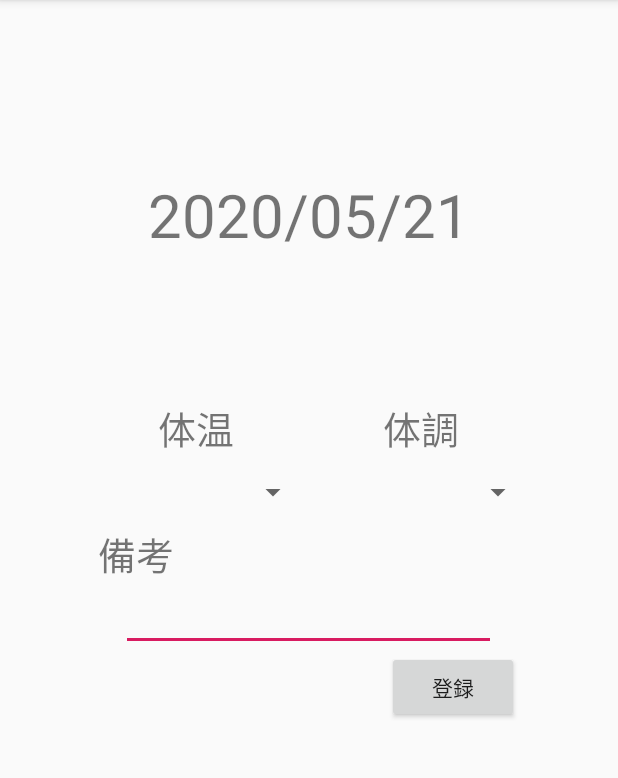
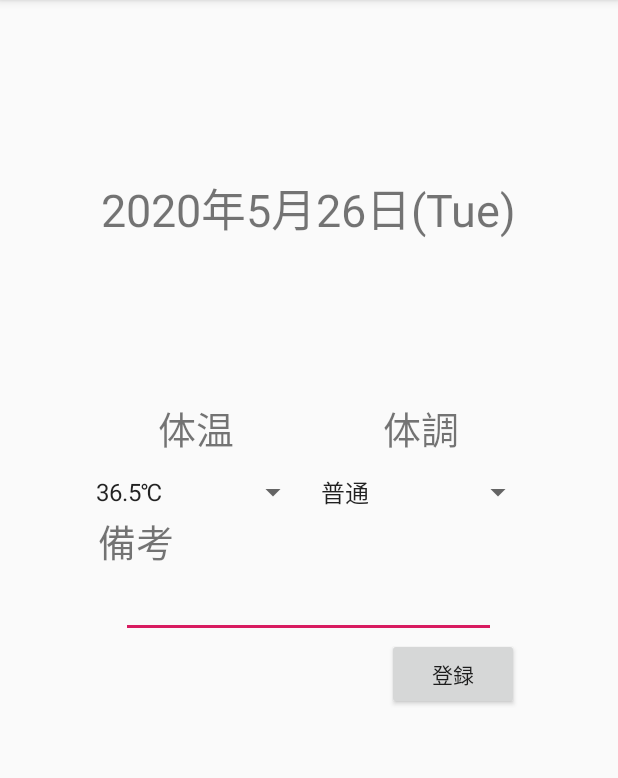
Before and after one commit to i-k-kinoshita/Original_App, an Android app: the ConditionSendActivity screen opened directly, with no data from a screen before it, on a phone screen of 412 x 824 dp, the part 84-862 px from its top. Run offline under Robolectric (Android 15) with nearby library versions, the phone set to English and light mode, and no system bars; our stand-ins replace Firebase (no records; nobody signed in at launch, a user with empty details on screens opened directly).

Commit message:
ListView表示

```diff
--- a/app/src/main/AndroidManifest.xml
+++ b/app/src/main/AndroidManifest.xml
@@ -9,7 +9,8 @@
         android:roundIcon="@mipmap/ic_launcher_round"
         android:supportsRtl="true"
         android:theme="@style/AppTheme">
-        <activity android:name=".CreateAccountActivity"></activity>
+        <activity android:name=".ReportListActivity"></activity>
+        <activity android:name=".CreateAccountActivity" />
         <activity android:name=".ConditionSendActivity" />
         <activity android:name=".MainActivity" />
         <activity android:name=".LoginActivity">
--- a/app/src/main/java/jp/original_app/ConditionSendActivity.kt
+++ b/app/src/main/java/jp/original_app/ConditionSendActivity.kt
@@ -2,11 +2,81 @@ package jp.original_app
 
 import android.support.v7.app.AppCompatActivity
 import android.os.Bundle
+import android.widget.ArrayAdapter
+import kotlinx.android.synthetic.main.activity_condition_send.*
+import android.support.design.widget.Snackbar
+import android.util.Log
+import android.view.View
+import com.google.firebase.auth.FirebaseAuth
+import com.google.firebase.database.FirebaseDatabase
+import java.util.*
+import java.text.SimpleDateFormat
+
+
+
+
+
 
 class ConditionSendActivity : AppCompatActivity() {
 
     override fun onCreate(savedInstanceState: Bundle?) {
         super.onCreate(savedInstanceState)
         setContentView(R.layout.activity_condition_send)
+
+        // 現在時刻の取得
+        val cal = Calendar.getInstance()
+        val sdf = SimpleDateFormat("yyyy年M月dd日(E)")
+        val date = sdf.format(cal.time)
+
+
+        day.text = date
+
+
+        var temperaturelist = listOf("35.5℃以下","35.6℃","35.7℃","35.8℃","35.9℃","36.0℃"
+            ,"36.1℃","36.2℃","36.3℃","36.4℃","36.5℃","36.6℃","36.7℃","36.8℃","36.9℃","37.0℃"
+            ,"37.1℃","37.2℃","37.3℃","37.4℃","37.5℃","37.6℃","37.7℃","37.8℃","37.9℃","38.0℃以上")
+        var conditionlist = listOf("良い","普通","悪い")
+
+        //アダプターを設定
+        val temperatureadapter = ArrayAdapter<String>(
+            this,
+            android.R.layout.simple_spinner_item,
+            temperaturelist
+        )
+        val conditionadapter = ArrayAdapter<String>(
+            this,
+            android.R.layout.simple_spinner_item,
+            conditionlist
+        )
+        temperature_spinner.adapter = temperatureadapter
+        temperature_spinner.setSelection(10)
+        condition_spinner.adapter = conditionadapter
+        condition_spinner.setSelection(1)
+
+
+        send_button.setOnClickListener{
+            val temperature = temperature_spinner.selectedItem.toString()
+            val condition = condition_spinner.selectedItem.toString()
+            val remark = remark_editText.text.toString()
+
+            val user = FirebaseAuth.getInstance().currentUser
+            val databaseReference = FirebaseDatabase.getInstance().reference
+            val reportReference = databaseReference.child(UsersPATH).child(user!!.uid).child(reportPATH).child(date)
+
+            val data = HashMap<String, String>()
+
+            data["temperature"] = temperature
+            data["condition"] = condition
+            data["remark"] = remark
+
+            reportReference.setValue(data)
+
+            val view = findViewById<View>(android.R.id.content)
+            Snackbar.make(view, "登録が完了しました。", Snackbar.LENGTH_LONG).show()
+            finish()
+        }
+
+
+
     }
 }
--- a/app/src/main/java/jp/original_app/Const.kt
+++ b/app/src/main/java/jp/original_app/Const.kt
@@ -6,3 +6,4 @@ const val AnswersPATH = "answers"   // Firebaseに解答を保存するパス
 const val NameKEY = "name"          // Preferenceに表示名を保存する時のキー
 
 const val FavoritePATH = "favorite"
+const val reportPATH = "report"
--- a/app/src/main/java/jp/original_app/MainActivity.kt
+++ b/app/src/main/java/jp/original_app/MainActivity.kt
@@ -17,6 +17,10 @@ class MainActivity : AppCompatActivity() {
             startActivity(intent)
         }
 
+        viewButton.setOnClickListener{
+            val intent = Intent(applicationContext, ReportListActivity::class.java)
+            startActivity(intent)
+        }
 
 
 
--- a/app/src/main/res/layout/activity_condition_send.xml
+++ b/app/src/main/res/layout/activity_condition_send.xml
@@ -11,14 +11,14 @@
     tools:context=".ConditionSendActivity">
 
     <TextView
-        android:id="@+id/appName"
+        android:id="@+id/day"
         android:layout_width="wrap_content"
         android:layout_height="wrap_content"
         android:layout_alignParentTop="true"
         android:layout_centerHorizontal="true"
         android:text="2020/05/21"
         android:layout_marginTop="100dp"
-        android:textSize="40dp" />
+        android:textSize="30dp" />
 
     <LinearLayout
         android:layout_width="wrap_content"
@@ -30,7 +30,7 @@
             android:id="@+id/temperature"
             android:layout_width="150dp"
             android:layout_height="wrap_content"
-            android:layout_below="@+id/appName"
+            android:layout_below="@+id/day"
             android:layout_centerHorizontal="true"
             android:layout_marginTop="150dp"
             android:gravity="center"
@@ -41,7 +41,7 @@
             android:id="@+id/condition"
             android:layout_width="150dp"
             android:layout_height="wrap_content"
-            android:layout_below="@+id/appName"
+            android:layout_below="@+id/day"
             android:layout_centerHorizontal="true"
             android:layout_marginTop="150dp"
             android:gravity="center"
@@ -59,7 +59,7 @@
             android:id="@+id/temperature_spinner"
             android:layout_width="150dp"
             android:layout_height="wrap_content"
-            android:layout_below="@+id/appName"
+            android:layout_below="@+id/day"
             android:layout_centerHorizontal="true"
             android:layout_marginTop="150dp"
             android:gravity="center" />
@@ -68,7 +68,7 @@
             android:id="@+id/condition_spinner"
             android:layout_width="150dp"
             android:layout_height="wrap_content"
-            android:layout_below="@+id/appName"
+            android:layout_below="@+id/day"
             android:layout_centerHorizontal="true"
             android:layout_marginTop="150dp"
             android:gravity="center" />
@@ -78,7 +78,7 @@
         android:id="@+id/remark"
         android:layout_width="150dp"
         android:layout_height="wrap_content"
-        android:layout_below="@+id/appName"
+        android:layout_below="@+id/day"
         android:layout_marginTop="180dp"
         android:gravity="center"
         android:text="備考"
@@ -88,6 +88,7 @@
         android:id="@+id/remark_editText"
         android:layout_width="250dp"
         android:layout_height="wrap_content"
+        android:inputType="text"
         android:layout_below="@+id/remark"
         android:layout_centerHorizontal="true" />
 
```
Also changed, not shown: app/src/main/java/jp/original_app/LoginActivity.kt (+22 -13 lines), app/src/main/java/jp/original_app/Report.kt (added, +7 -0 lines), app/src/main/java/jp/original_app/ReportAdapter.kt (added, +49 -0 lines), app/src/main/java/jp/original_app/ReportListActivity.kt (added, +66 -0 lines), app/src/main/res/layout/activity_list_condition.xml (added, +46 -0 lines), app/src/main/res/layout/list_report.xml (added, +31 -0 lines).
